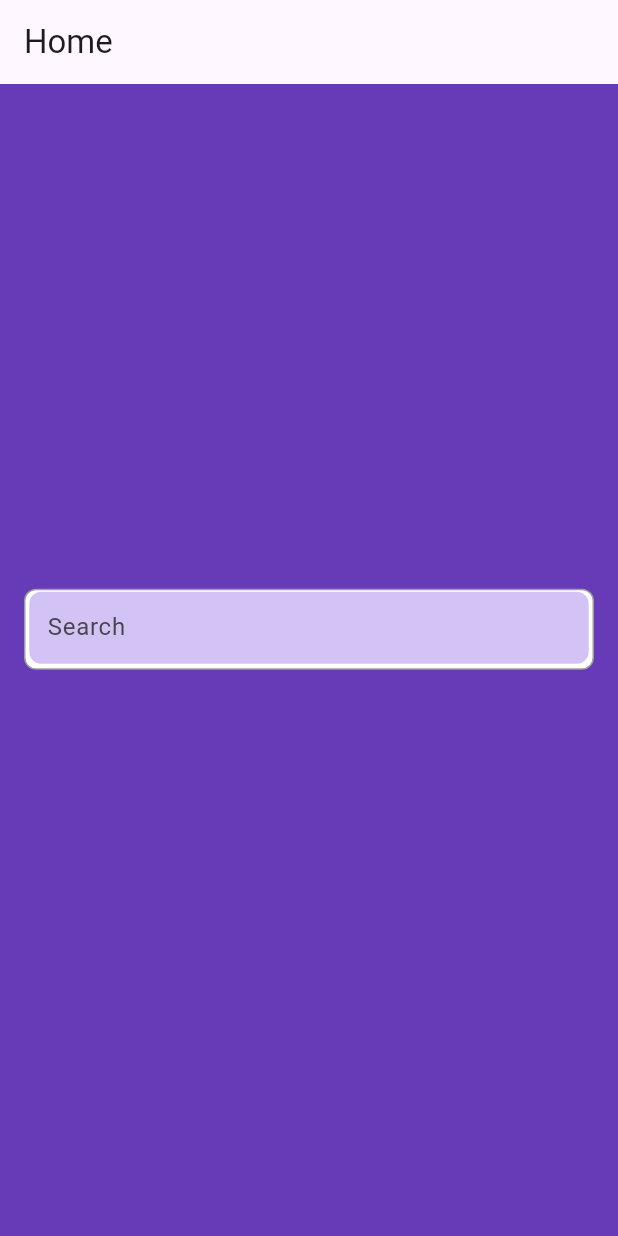
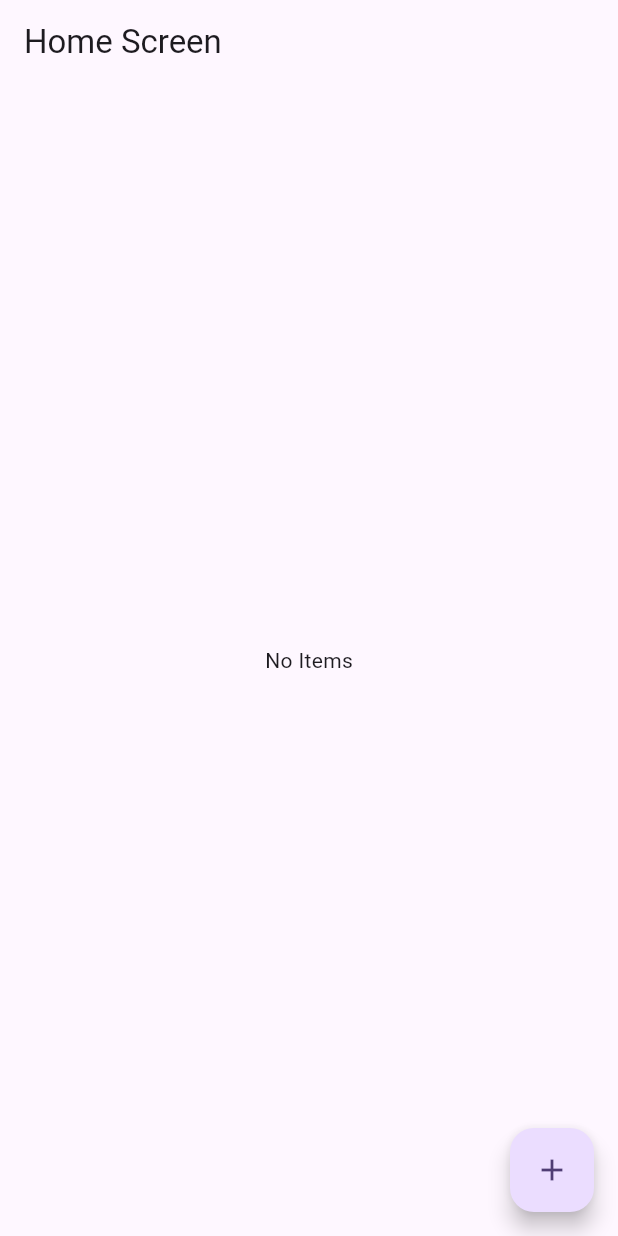
Before and after one commit to Rawnak003/riverpod_basic, a Flutter app: the screen it shows after launch, on a phone screen of 412 x 824 dp. Run offline on Flutter 3.47's test engine with Material 3 defaults, Android fonts, the phone set to English and light mode, and no system bars; our stand-ins replace flutter_riverpod.

Commit message:
implement todo app

```diff
--- a/lib/home_screen.dart
+++ b/lib/home_screen.dart
@@ -1,104 +1,43 @@
 import 'package:flutter/material.dart';
 import 'package:flutter_riverpod/flutter_riverpod.dart';
-import 'package:riverpod_basic/search_provider.dart';
-import 'package:riverpod_basic/temp/validators.dart';
 
-class HomeScreen extends ConsumerStatefulWidget {
+import 'item_provider.dart';
+
+class HomeScreen extends ConsumerWidget {
   const HomeScreen({super.key});
 
   @override
-  ConsumerState<HomeScreen> createState() => _HomeScreenState();
-}
-
-class _HomeScreenState extends ConsumerState<HomeScreen> {
-  final TextEditingController searchController = TextEditingController();
-  final FocusNode searchFocusNode = FocusNode();
-  final GlobalKey<FormState> formKey = GlobalKey<FormState>();
-
-  @override
-  void dispose() {
-    super.dispose();
-    searchController.dispose();
-    searchFocusNode.dispose();
-  }
-
-  @override
-  Widget build(BuildContext context) {
+  Widget build(BuildContext context, WidgetRef ref) {
+    final item = ref.watch(itemProvider);
     return Scaffold(
-      backgroundColor: Colors.deepPurple,
-      appBar: AppBar(title: const Text('Home')),
-      body: Padding(
-        padding: const EdgeInsets.all(16.0),
-        child: Center(
-          child: Column(
-            mainAxisAlignment: MainAxisAlignment.center,
-            children: [
-              Form(
-                autovalidateMode: AutovalidateMode.onUserInteraction,
-                key: formKey,
-                child: Stack(
-                  alignment: Alignment.topCenter,
-                  children: [
-                    Container(
-                      width: double.infinity,
-                      height: 54,
-                      decoration: BoxDecoration(
-                        border: Border.all(color: Colors.grey),
-                        borderRadius: BorderRadius.circular(8.0),
-                        color: Colors.white,
-                      ),
-                    ),
-                    Padding(
-                      padding: const EdgeInsets.only(top:1.0),
-                      child: Container(
-                        alignment: Alignment.topCenter,
-                        width: MediaQuery.of(context).size.width * 0.91,
-                        padding: const EdgeInsets.fromLTRB(1, 1, 1, 4),
-                        decoration: BoxDecoration(
-                          borderRadius: BorderRadius.circular(8.0),
-                          color: Colors.transparent,
-                        ),
-                        child: TextFormField(
-                          focusNode: searchFocusNode,
-                          onChanged: (value) {
-                            ref.read(searchProvider.notifier).setSearch(value);
-                          },
-                          controller: searchController,
-                          decoration: const InputDecoration(
-                            filled: true,
-                            fillColor: Color(0xFFD3C3F4),
-                            contentPadding: EdgeInsets.all(8.0),
-                            isDense: false,
-                            border: OutlineInputBorder(
-                              borderSide: BorderSide.none,
-                              borderRadius: BorderRadius.all(
-                                Radius.circular(8.0),
-                              ),
-                            ),
-                            hintText: 'Search',
-                            errorStyle: TextStyle(
-                              color: Colors.red,
-                              fontSize: 12.0,
-                              fontWeight: FontWeight.bold
-                            )
-                          ),
-                          validator: InputValidators.emailValidator,
-                        ),
-                      ),
-                    ),
-                  ],
-                ),
-              ),
-              SizedBox(height: 20),
-              Consumer(
-                builder: (context, ref, child) {
-                  final searchText = ref.watch(searchProvider);
-                  return Text(searchText.query);
-                },
-              ),
-            ],
-          ),
-        ),
+      appBar: AppBar(
+        title: const Text('Home Screen'),
+      ),
+      floatingActionButton: FloatingActionButton(
+        onPressed: (){
+          ref.read(itemProvider.notifier).addItem('New Item');
+        },
+        child: Icon(Icons.add),
+      ),
+      body: item.isEmpty ? Center(child: Text('No Items'),) : ListView.builder(
+        itemCount: item.length,
+        itemBuilder: (context, index) {
+          final itemDetails = item[index];
+          return ListTile(
+            title: Text(itemDetails.title),
+            trailing: Row(
+              mainAxisSize: MainAxisSize.min,
+              children: [
+                IconButton(onPressed: (){
+                  ref.read(itemProvider.notifier).updateItem(itemDetails.id, 'new');
+                }, icon: Icon(Icons.edit)),
+                IconButton(onPressed: (){
+                  ref.read(itemProvider.notifier).deleteItem(itemDetails.id);
+                }, icon: Icon(Icons.delete)),
+              ],
+            ),
+          );
+        },
       ),
     );
   }
```
Also changed, not shown: lib/item_model.dart (added, +9 -0 lines), lib/item_provider.dart (added, +27 -0 lines), lib/search_provider.dart (deleted, +0 -22 lines), lib/slider_provider.dart (deleted, +0 -22 lines), lib/temp/validators.dart (deleted, +0 -35 lines).
